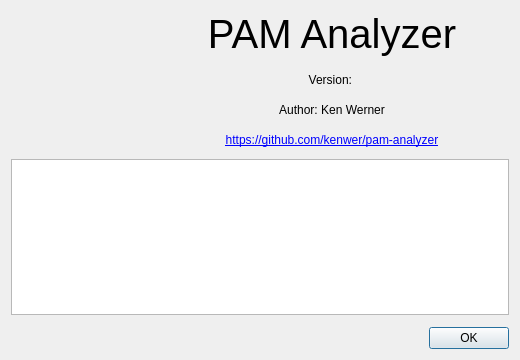
Qt form src/pam_analyzer/ui/dialogs/about_dialog.ui (kenwer/pam-analyzer) before a commit.
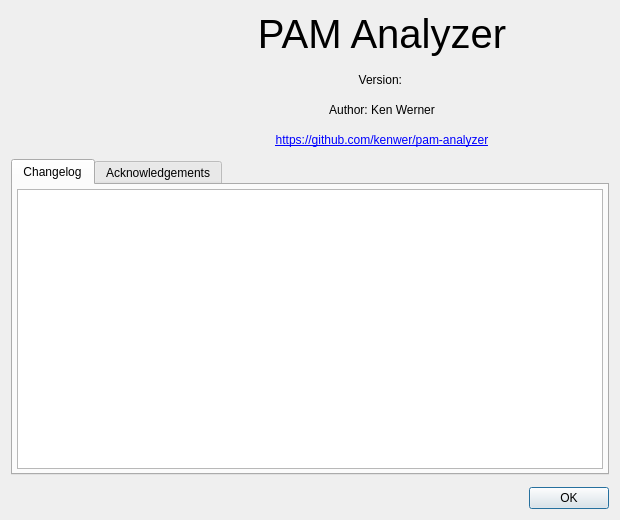
The same form after that commit.

Commit message: Update about dialog

```diff
--- a/src/pam_analyzer/ui/dialogs/about_dialog.ui
+++ b/src/pam_analyzer/ui/dialogs/about_dialog.ui
@@ -6,14 +6,14 @@
    <rect>
     <x>0</x>
     <y>0</y>
-    <width>520</width>
-    <height>360</height>
+    <width>620</width>
+    <height>520</height>
    </rect>
   </property>
   <property name="minimumSize">
    <size>
-    <width>460</width>
-    <height>260</height>
+    <width>500</width>
+    <height>360</height>
    </size>
   </property>
   <property name="windowTitle">
@@ -107,10 +107,62 @@
     </layout>
    </item>
    <item>
-    <widget class="QTextBrowser" name="description_text_browser">
-     <property name="openExternalLinks">
-      <bool>true</bool>
+    <widget class="QTabWidget" name="tab_widget">
+     <property name="currentIndex">
+      <number>0</number>
      </property>
+     <widget class="QWidget" name="changelog_tab">
+      <attribute name="title">
+       <string>Changelog</string>
+      </attribute>
+      <layout class="QVBoxLayout" name="changelog_tab_layout">
+       <property name="leftMargin">
+        <number>4</number>
+       </property>
+       <property name="topMargin">
+        <number>4</number>
+       </property>
+       <property name="rightMargin">
+        <number>4</number>
+       </property>
+       <property name="bottomMargin">
+        <number>4</number>
+       </property>
+       <item>
+        <widget class="QTextBrowser" name="changelog_text_browser">
+         <property name="openExternalLinks">
+          <bool>true</bool>
+         </property>
+        </widget>
+       </item>
+      </layout>
+     </widget>
+     <widget class="QWidget" name="acknowledgements_tab">
+      <attribute name="title">
+       <string>Acknowledgements</string>
+      </attribute>
+      <layout class="QVBoxLayout" name="acknowledgements_tab_layout">
+       <property name="leftMargin">
+        <number>4</number>
+       </property>
+       <property name="topMargin">
+        <number>4</number>
+       </property>
+       <property name="rightMargin">
+        <number>4</number>
+       </property>
+       <property name="bottomMargin">
+        <number>4</number>
+       </property>
+       <item>
+        <widget class="QTextBrowser" name="acknowledgements_text_browser">
+         <property name="openExternalLinks">
+          <bool>true</bool>
+         </property>
+        </widget>
+       </item>
+      </layout>
+     </widget>
     </widget>
    </item>
    <item>
```
The commit also changes 2 other files.
